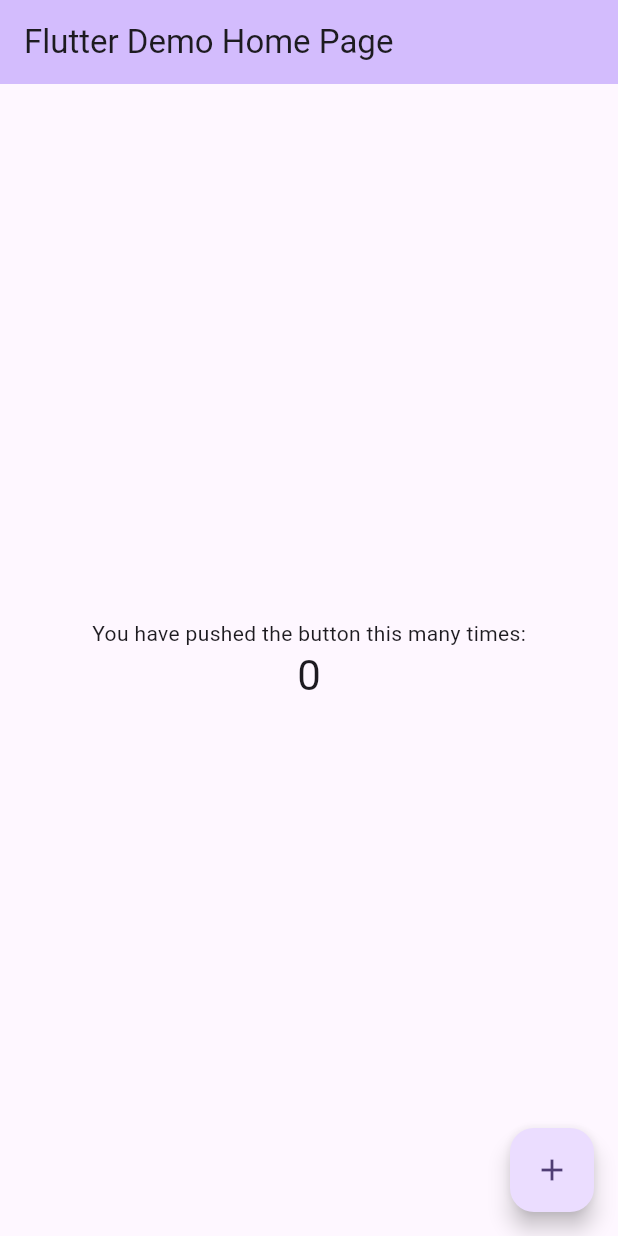
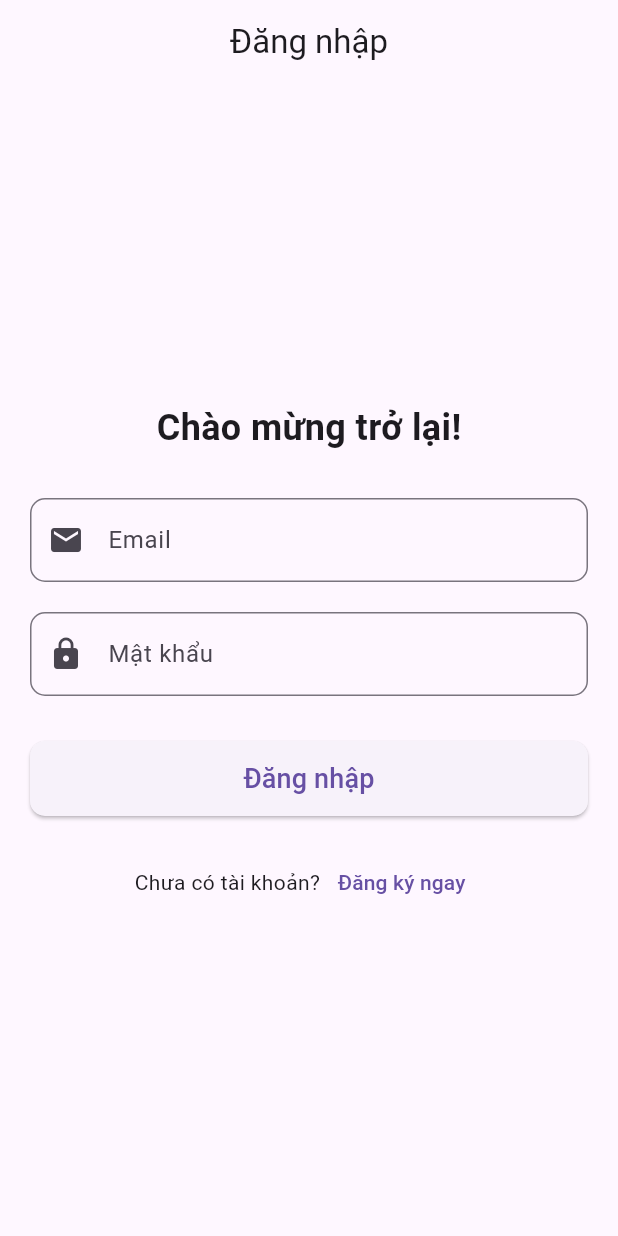
Before and after one commit to phacko11/ReLumen, a Flutter app: the screen it shows after launch, on a phone screen of 412 x 824 dp. Run offline on Flutter 3.47's test engine with Material 3 defaults, Android fonts, the phone set to English and light mode, and no system bars; our stand-ins replace firebase_auth, firebase_core; accounts and stored records are empty.

Commit message:
Login/Signup

```diff
--- a/lib/main.dart
+++ b/lib/main.dart
@@ -1,133 +1,64 @@
 import 'package:flutter/material.dart';
 import 'package:firebase_core/firebase_core.dart';
+import 'screens/login.dart';
 
-void main() async { // Thay đổi void main() thành async
-  WidgetsFlutterBinding.ensureInitialized(); // Đảm bảo Flutter binding đã sẵn sàng
+void main() async {
+  WidgetsFlutterBinding.ensureInitialized();
 
-  // Khởi tạo Firebase
-  // Nếu bạn đã chạy FlutterFire CLI và có file firebase_options.dart thì dùng dòng dưới:
-  // await Firebase.initializeApp(
-  //   options: DefaultFirebaseOptions.currentPlatform,
-  // );
-  // Nếu không (như cách chúng ta đang làm thủ công từng bước):
-  await Firebase.initializeApp(); // Dòng này đủ cho Android khi đã có google-services.json
+  print('Đang chuẩn bị khởi tạo Firebase...'); // Log_1
 
-  runApp(const MyApp());
+  try {
+    await Firebase.initializeApp();
+    print('Firebase đã khởi tạo THÀNH CÔNG!'); // Log_2
+    runApp(const MyApp());
+    print('Đã gọi runApp(const MyApp())'); // Log_3
+  } catch (e, stackTrace) {
+
+    print('LỖI NGHIÊM TRỌNG KHI KHỞI TẠO FIREBASE:'); // Log_Error_1
+    print('Error: $e'); // Log_Error_2
+    print('StackTrace: $stackTrace'); // Log_Error_3
+
+    runApp(ErrorApp(errorMessage: e.toString()));
+    print('Đã gọi runApp(ErrorApp()) do có lỗi Firebase'); // Log_Error_4
+
+  }
 }
 
 class MyApp extends StatelessWidget {
   const MyApp({super.key});
-
-  // This widget is the root of your application.
   @override
   Widget build(BuildContext context) {
+    print('MyApp build() được gọi.');
     return MaterialApp(
-      title: 'Flutter Demo',
+      title: 'ReLumen',
       theme: ThemeData(
-        // This is the theme of your application.
-        //
-        // TRY THIS: Try running your application with "flutter run". You'll see
-        // the application has a purple toolbar. Then, without quitting the app,
-        // try changing the seedColor in the colorScheme below to Colors.green
-        // and then invoke "hot reload" (save your changes or press the "hot
-        // reload" button in a Flutter-supported IDE, or press "r" if you used
-        // the command line to start the app).
-        //
-        // Notice that the counter didn't reset back to zero; the application
-        // state is not lost during the reload. To reset the state, use hot
-        // restart instead.
-        //
-        // This works for code too, not just values: Most code changes can be
-        // tested with just a hot reload.
-        colorScheme: ColorScheme.fromSeed(seedColor: Colors.deepPurple),
+        primarySwatch: Colors.teal,
+        visualDensity: VisualDensity.adaptivePlatformDensity,
       ),
-      home: const MyHomePage(title: 'Flutter Demo Home Page'),
+      home: const LoginScreen(),
     );
   }
 }
-
-class MyHomePage extends StatefulWidget {
-  const MyHomePage({super.key, required this.title});
-
-  // This widget is the home page of your application. It is stateful, meaning
-  // that it has a State object (defined below) that contains fields that affect
-  // how it looks.
-
-  // This class is the configuration for the state. It holds the values (in this
-  // case the title) provided by the parent (in this case the App widget) and
-  // used by the build method of the State. Fields in a Widget subclass are
-  // always marked "final".
-
-  final String title;
-
-  @override
-  State<MyHomePage> createState() => _MyHomePageState();
-}
-
-class _MyHomePageState extends State<MyHomePage> {
-  int _counter = 0;
-
-  void _incrementCounter() {
-    setState(() {
-      // This call to setState tells the Flutter framework that something has
-      // changed in this State, which causes it to rerun the build method below
-      // so that the display can reflect the updated values. If we changed
-      // _counter without calling setState(), then the build method would not be
-      // called again, and so nothing would appear to happen.
-      _counter++;
-    });
-  }
+class ErrorApp extends StatelessWidget {
+  final String errorMessage;
+  const ErrorApp({super.key, required this.errorMessage});
 
   @override
   Widget build(BuildContext context) {
-    // This method is rerun every time setState is called, for instance as done
-    // by the _incrementCounter method above.
-    //
-    // The Flutter framework has been optimized to make rerunning build methods
-    // fast, so that you can just rebuild anything that needs updating rather
-    // than having to individually change instances of widgets.
-    return Scaffold(
-      appBar: AppBar(
-        // TRY THIS: Try changing the color here to a specific color (to
-        // Colors.amber, perhaps?) and trigger a hot reload to see the AppBar
-        // change color while the other colors stay the same.
-        backgroundColor: Theme.of(context).colorScheme.inversePrimary,
-        // Here we take the value from the MyHomePage object that was created by
-        // the App.build method, and use it to set our appbar title.
-        title: Text(widget.title),
-      ),
-      body: Center(
-        // Center is a layout widget. It takes a single child and positions it
-        // in the middle of the parent.
-        child: Column(
-          // Column is also a layout widget. It takes a list of children and
-          // arranges them vertically. By default, it sizes itself to fit its
-          // children horizontally, and tries to be as tall as its parent.
-          //
-          // Column has various properties to control how it sizes itself and
-          // how it positions its children. Here we use mainAxisAlignment to
-          // center the children vertically; the main axis here is the vertical
-          // axis because Columns are vertical (the cross axis would be
-          // horizontal).
-          //
-          // TRY THIS: Invoke "debug painting" (choose the "Toggle Debug Paint"
-          // action in the IDE, or press "p" in the console), to see the
-          // wireframe for each widget.
-          mainAxisAlignment: MainAxisAlignment.center,
-          children: <Widget>[
-            const Text('You have pushed the button this many times:'),
-            Text(
-              '$_counter',
-              style: Theme.of(context).textTheme.headlineMedium,
+    print('ErrorApp build() được gọi với lỗi: $errorMessage');
+    return MaterialApp(
+      home: Scaffold(
+        body: Center(
+          child: Padding(
+            padding: const EdgeInsets.all(16.0),
+            child: Text(
+              'Không thể khởi động ứng dụng.\nLỗi Firebase: $errorMessage',
+              style: const TextStyle(color: Colors.red, fontSize: 16),
+              textAlign: TextAlign.center,
             ),
-          ],
+          ),
         ),
       ),
-      floatingActionButton: FloatingActionButton(
-        onPressed: _incrementCounter,
-        tooltip: 'Increment',
-        child: const Icon(Icons.add),
-      ), // This trailing comma makes auto-formatting nicer for build methods.
     );
   }
 }
--- /dev/null
+++ b/lib/screens/login.dart
@@ -0,0 +1,198 @@
+import 'package:flutter/material.dart';
+import 'package:firebase_auth/firebase_auth.dart';
+import 'signup.dart';
+import 'home.dart';
+
+class LoginScreen extends StatefulWidget {
+  const LoginScreen({super.key});
+
+  @override
+  State<LoginScreen> createState() => _LoginScreenState();
+}
+
+class _LoginScreenState extends State<LoginScreen> {
+  final TextEditingController _emailController = TextEditingController();
+  final TextEditingController _passwordController = TextEditingController();
+
+  final FirebaseAuth _auth = FirebaseAuth.instance;
+
+  bool _isLoading = false;
+
+  // Hàm xử lý đăng nhập
+  Future<void> _loginUser() async {
+    if (_emailController.text.isEmpty || _passwordController.text.isEmpty) {
+      _showErrorDialog("Vui lòng nhập email và mật khẩu.");
+      return;
+    }
+
+    if (mounted) {
+      setState(() {
+        _isLoading = true;
+      });
+    }
+
+    try {
+      print('Đang thử đăng nhập với Email: ${_emailController.text.trim()}');
+      UserCredential userCredential = await _auth.signInWithEmailAndPassword(
+        email: _emailController.text.trim(),
+        password: _passwordController.text,
+      );
+      print('signInWithEmailAndPassword thành công!');
+
+      if (userCredential.user != null) {
+        print('ĐĂNG NHẬP THÀNH CÔNG trên Firebase. UID: ${userCredential.user?.uid}');
+        if (mounted) {
+          Navigator.pushAndRemoveUntil(
+            context,
+            MaterialPageRoute(builder: (context) => HomeScreen()),
+            (Route<dynamic> route) => false,
+          );
+        }
+      } else {
+        print('UserCredential.user là null sau khi đăng nhập thành công?');
+        if (mounted) _showErrorDialog("Đăng nhập thành công nhưng không lấy được thông tin người dùng.");
+      }
+
+    } on FirebaseAuthException catch (e) {
+      String errorMessage = "Đăng nhập thất bại. Vui lòng thử lại.";
+      if (e.code == 'user-not-found') {
+        errorMessage = 'Không tìm thấy người dùng với email này.';
+      } else if (e.code == 'wrong-password') {
+        errorMessage = 'Sai mật khẩu. Vui lòng thử lại.';
+      } else if (e.code == 'invalid-email') {
+        errorMessage = 'Địa chỉ email không hợp lệ.';
+      } else if (e.code == 'invalid-credential') {
+         errorMessage = 'Thông tin đăng nhập không hợp lệ (email hoặc mật khẩu sai).';
+      }
+      // In ra chi tiết lỗi FirebaseAuthException
+      print('FirebaseAuthException khi đăng nhập:');
+      print('Code: ${e.code}');
+      print('Message: ${e.message}');
+      print('StackTrace: ${e.stackTrace}');
+      if (mounted) _showErrorDialog(errorMessage);
+
+    } catch (e, s) {
+      print('Lỗi KHÔNG XÁC ĐỊNH khi đăng nhập:');
+      print('Error: $e');
+      print('StackTrace: $s');
+      if (mounted) _showErrorDialog("Đã có lỗi không mong muốn xảy ra. Vui lòng thử lại.");
+    } finally {
+      if (mounted) {
+        setState(() {
+          _isLoading = false;
+        });
+        print('Kết thúc xử lý _loginUser, _isLoading = false');
+      }
+    }
+  }
+
+  // Hàm hiển thị dialog thông báo lỗi
+  void _showErrorDialog(String message) {
+    if (!mounted) return;
+    showDialog(
+      context: context,
+      builder: (ctx) => AlertDialog(
+        title: const Text('Thông báo'),
+        content: Text(message),
+        actions: <Widget>[
+          TextButton(
+            child: const Text('Okay'),
+            onPressed: () {
+              Navigator.of(ctx).pop();
+            },
+          )
+        ],
+      ),
+    );
+  }
+
+  @override
+  void dispose() {
+    _emailController.dispose();
+    _passwordController.dispose();
+    super.dispose();
+  }
+
+  @override
+  Widget build(BuildContext context) {
+    return Scaffold(
+      appBar: AppBar(
+        title: const Text('Đăng nhập'),
+        centerTitle: true,
+      ),
+      body: Padding(
+        padding: const EdgeInsets.all(20.0),
+        child: Center(
+          child: SingleChildScrollView(
+            child: Column(
+              mainAxisAlignment: MainAxisAlignment.center,
+              children: <Widget>[
+                const Text(
+                  'Chào mừng trở lại!',
+                  style: TextStyle(fontSize: 24, fontWeight: FontWeight.bold),
+                ),
+                const SizedBox(height: 30),
+                TextField(
+                  controller: _emailController,
+                  keyboardType: TextInputType.emailAddress,
+                  decoration: InputDecoration(
+                    labelText: 'Email',
+                    hintText: 'Nhập email của bạn',
+                    prefixIcon: const Icon(Icons.email),
+                    border: OutlineInputBorder(
+                      borderRadius: BorderRadius.circular(10),
+                    ),
+                  ),
+                  enabled: !_isLoading,
+                ),
+                const SizedBox(height: 20),
+                TextField(
+                  controller: _passwordController,
+                  obscureText: true,
+                  decoration: InputDecoration(
+                    labelText: 'Mật khẩu',
+                    hintText: 'Nhập mật khẩu của bạn',
+                    prefixIcon: const Icon(Icons.lock),
+                    border: OutlineInputBorder(
+                      borderRadius: BorderRadius.circular(10),
+                    ),
+                  ),
+                  enabled: !_isLoading,
+                ),
+                const SizedBox(height: 30),
+                _isLoading
+                    ? const CircularProgressIndicator()
+                    : ElevatedButton(
+                        onPressed: _loginUser,
+                        style: ElevatedButton.styleFrom(
+                          minimumSize: const Size(double.infinity, 50),
+                          shape: RoundedRectangleBorder(
+                            borderRadius: BorderRadius.circular(10),
+                          ),
+                        ),
+                        child: const Text('Đăng nhập', style: TextStyle(fontSize: 18)),
+                      ),
+                const SizedBox(height: 20),
+                Row(
+                  mainAxisAlignment: MainAxisAlignment.center,
+                  children: <Widget>[
+                    const Text('Chưa có tài khoản?'),
+                    TextButton(
+                      onPressed: _isLoading ? null : () {
+                        Navigator.push(
+                          context,
+                          MaterialPageRoute(builder: (context) => const SignupScreen()),
+                        );
+                      },
+                      child: const Text('Đăng ký ngay'),
+                    ),
+                  ],
+                ),
+              ],
+            ),
+          ),
+        ),
+      ),
+    );
+  }
+}
```
Also changed, not shown: lib/screens/home.dart (added, +64 -0 lines), lib/screens/signup.dart (added, +236 -0 lines), 1 other file.
